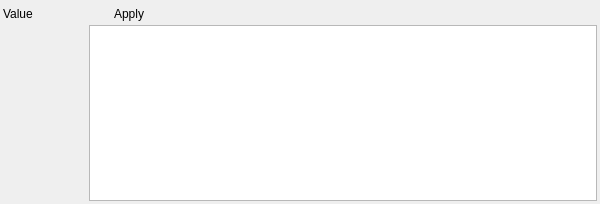
Before: the Qt Designer form FW/UI/PR/stringproperty.ui in JAntn/wblocks, drawn with Qt 5.
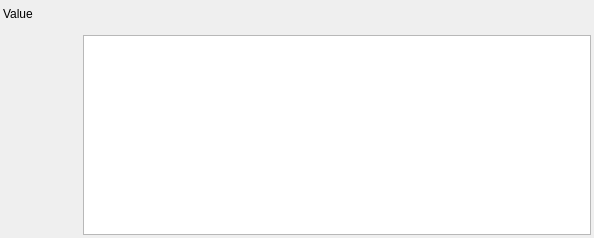
After: the same form once the commit is applied. Icons and pictures are not drawn.

What changed in the file:
```diff
--- a/FW/UI/PR/stringproperty.ui
+++ b/FW/UI/PR/stringproperty.ui
@@ -6,16 +6,10 @@
    <rect>
     <x>0</x>
     <y>0</y>
-    <width>600</width>
-    <height>204</height>
+    <width>594</width>
+    <height>238</height>
    </rect>
   </property>
-  <property name="minimumSize">
-   <size>
-    <width>600</width>
-    <height>150</height>
-   </size>
-  </property>
   <property name="windowTitle">
    <string>Form</string>
   </property>
@@ -34,6 +28,9 @@
    </property>
    <item>
     <layout class="QHBoxLayout" name="Layout">
+     <property name="spacing">
+      <number>0</number>
+     </property>
      <item>
       <layout class="QVBoxLayout" name="Layout2">
        <property name="spacing">
@@ -85,24 +82,24 @@
          </property>
          <item>
           <widget class="QPushButton" name="ApplyButton">
+           <property name="sizePolicy">
+            <sizepolicy hsizetype="Minimum" vsizetype="Minimum">
+             <horstretch>0</horstretch>
+             <verstretch>0</verstretch>
+            </sizepolicy>
+           </property>
            <property name="minimumSize">
             <size>
-             <width>0</width>
-             <height>0</height>
+             <width>16</width>
+             <height>16</height>
             </size>
            </property>
            <property name="text">
-            <string>Apply</string>
+            <string/>
            </property>
            <property name="icon">
             <iconset resource="../../../resource.qrc">
-             <normaloff>:/Icons/rcc/22x22/actions/view-refresh.png</normaloff>:/Icons/rcc/22x22/actions/view-refresh.png</iconset>
-           </property>
-           <property name="iconSize">
-            <size>
-             <width>22</width>
-             <height>22</height>
-            </size>
+             <normaloff>:/Icons/rcc/16x16/actions/view-refresh.png</normaloff>:/Icons/rcc/16x16/actions/view-refresh.png</iconset>
            </property>
            <property name="flat">
             <bool>true</bool>
@@ -128,6 +125,18 @@
         <layout class="QHBoxLayout" name="horizontalLayout">
          <item>
           <widget class="QPlainTextEdit" name="PlainTextEdit">
+           <property name="sizePolicy">
+            <sizepolicy hsizetype="Minimum" vsizetype="Minimum">
+             <horstretch>0</horstretch>
+             <verstretch>0</verstretch>
+            </sizepolicy>
+           </property>
+           <property name="minimumSize">
+            <size>
+             <width>500</width>
+             <height>200</height>
+            </size>
+           </property>
            <property name="font">
             <font>
              <family>Courier New</family>
```
Left out of the diff: 12 changed lines with no effect on the pictures.
